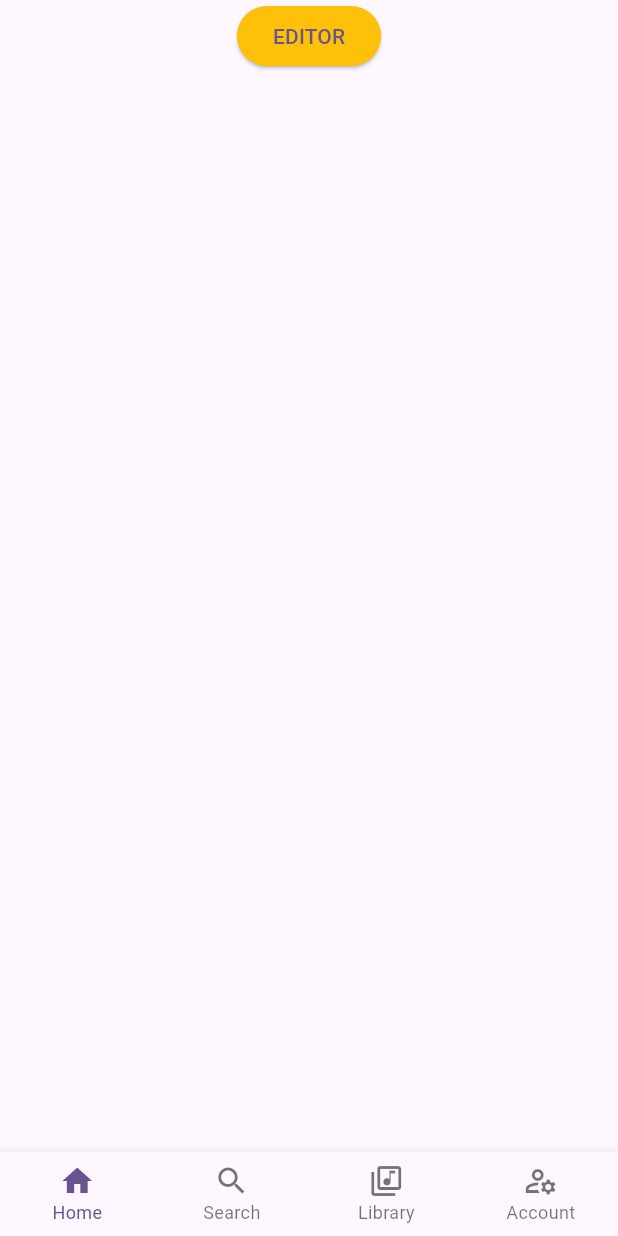
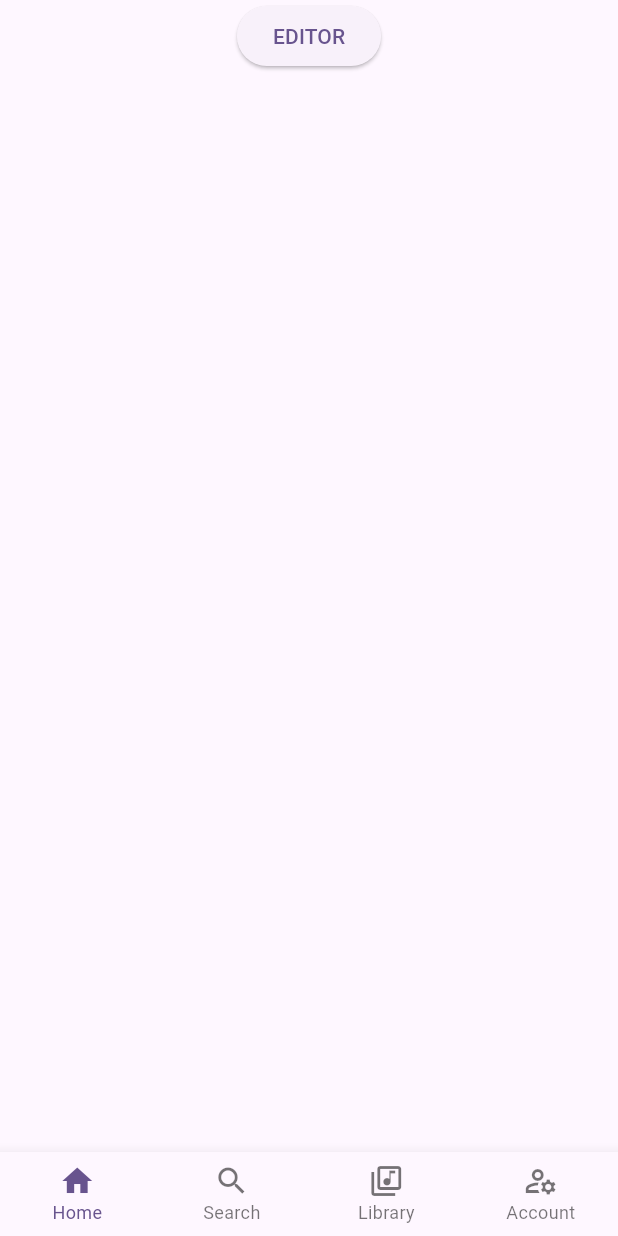
Before and after one commit to SamGun-Official/Kpop-Library, a Flutter app: the screen it shows after launch, on a phone screen of 412 x 824 dp. Run offline on Flutter 3.47's test engine with Material 2 defaults, Android fonts, the phone set to English and light mode, and no system bars; our stand-ins replace file_picker, permission_handler; missing offline and left inert: flutter_media_metadata.

Commit message:
Add dark mode

```diff
--- a/lib/editor.dart
+++ b/lib/editor.dart
@@ -7,7 +7,9 @@ import 'package:permission_handler/permission_handler.dart';
 
 class EditorScreen extends StatelessWidget {
   static const routeName = '/editor';
+
   const EditorScreen({Key? key}) : super(key: key);
+
   @override
   Widget build(BuildContext context) {
     return SafeArea(
--- a/lib/home.dart
+++ b/lib/home.dart
@@ -15,8 +15,8 @@ class HomeScreen extends StatelessWidget {
         children: [
           ElevatedButton(
             style: ButtonStyle(
-              backgroundColor: MaterialStateProperty.all<Color>(Colors.amber),
-            ),
+                // backgroundColor: MaterialStateProperty.all<Color>(Colors.amber),
+                ),
             onPressed: () {
               Navigator.pushNamed(context, ArtistScreen.routeName);
             },
--- a/lib/main.dart
+++ b/lib/main.dart
@@ -13,22 +13,34 @@ void main() {
 class MyApp extends StatelessWidget {
   const MyApp({super.key});
 
+  ThemeData _initTheme(ColorScheme scheme) {
+    return ThemeData(
+      colorScheme: scheme,
+      pageTransitionsTheme: const PageTransitionsTheme(
+        builders: {
+          TargetPlatform.android: FadeUpwardsPageTransitionsBuilder(),
+          TargetPlatform.iOS: CupertinoPageTransitionsBuilder(),
+        },
+      ),
+      splashColor: Colors.transparent,
+      useMaterial3: true,
+      visualDensity: VisualDensity.adaptivePlatformDensity,
+    );
+  }
+
   @override
   Widget build(BuildContext context) {
     return MaterialApp(
       title: 'Kpop Library',
-      theme: ThemeData(
-        colorScheme: ColorScheme.fromSeed(seedColor: Colors.deepPurple),
-        pageTransitionsTheme: const PageTransitionsTheme(
-          builders: {
-            TargetPlatform.android: FadeUpwardsPageTransitionsBuilder(),
-            TargetPlatform.iOS: CupertinoPageTransitionsBuilder(),
-          },
-        ),
-        splashColor: Colors.transparent,
-        useMaterial3: true,
-        visualDensity: VisualDensity.adaptivePlatformDensity,
-      ),
+      theme: _initTheme(ColorScheme.fromSeed(
+        brightness: Brightness.light,
+        seedColor: Colors.deepPurple,
+      )),
+      darkTheme: _initTheme(ColorScheme.fromSeed(
+        brightness: Brightness.dark,
+        seedColor: Colors.deepPurple,
+      )),
+      themeMode: ThemeMode.light,
       initialRoute: HomeScreen.routeName,
       routes: {
         HomeScreen.routeName: (context) => const HomeScreen(),
```
Also changed, not shown: lib/view/artist.dart (+3 -8 lines).
